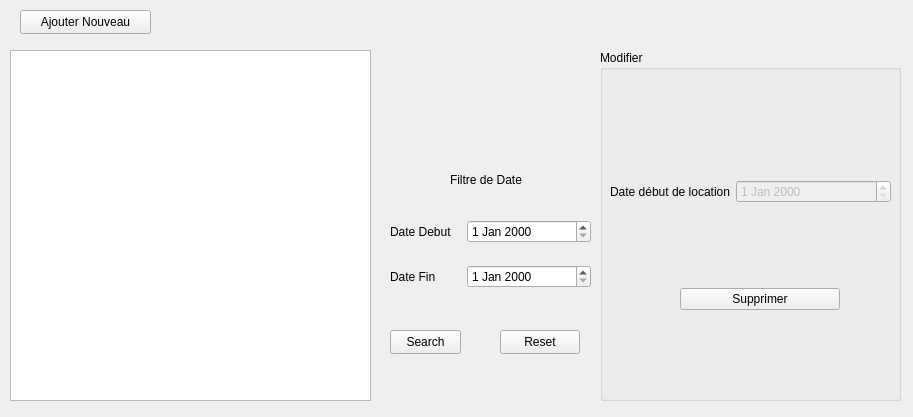
Before: the Qt Designer form cruds/calendriercrud.ui in Frankral/ProjetFinL1, drawn with Qt 5.
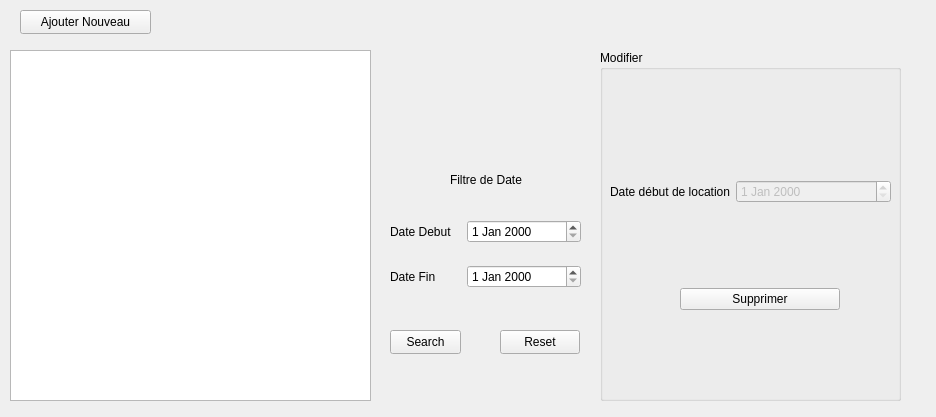
After: the same form once the commit is applied.

```diff
--- a/cruds/calendriercrud.ui
+++ b/cruds/calendriercrud.ui
@@ -6,7 +6,7 @@
    <rect>
     <x>0</x>
     <y>0</y>
-    <width>913</width>
+    <width>936</width>
     <height>417</height>
    </rect>
   </property>
@@ -145,7 +145,7 @@
     <rect>
      <x>390</x>
      <y>220</y>
-     <width>201</width>
+     <width>191</width>
      <height>91</height>
     </rect>
    </property>
```
